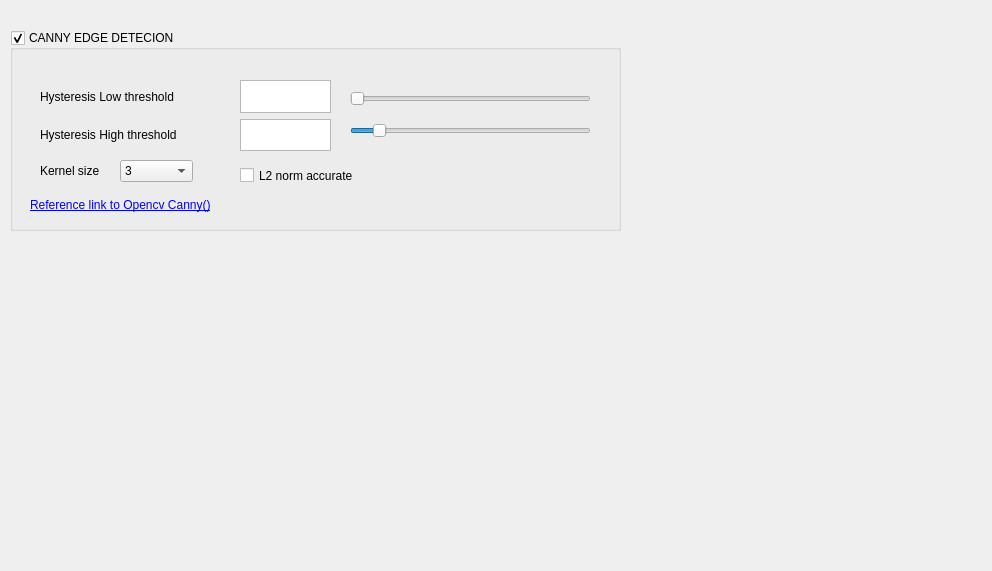
Above: EdgdeDetection/Qt_EdgeDetection.ui from lexma1412/PyOpencv_Gui before the change. Below: the same form after it.
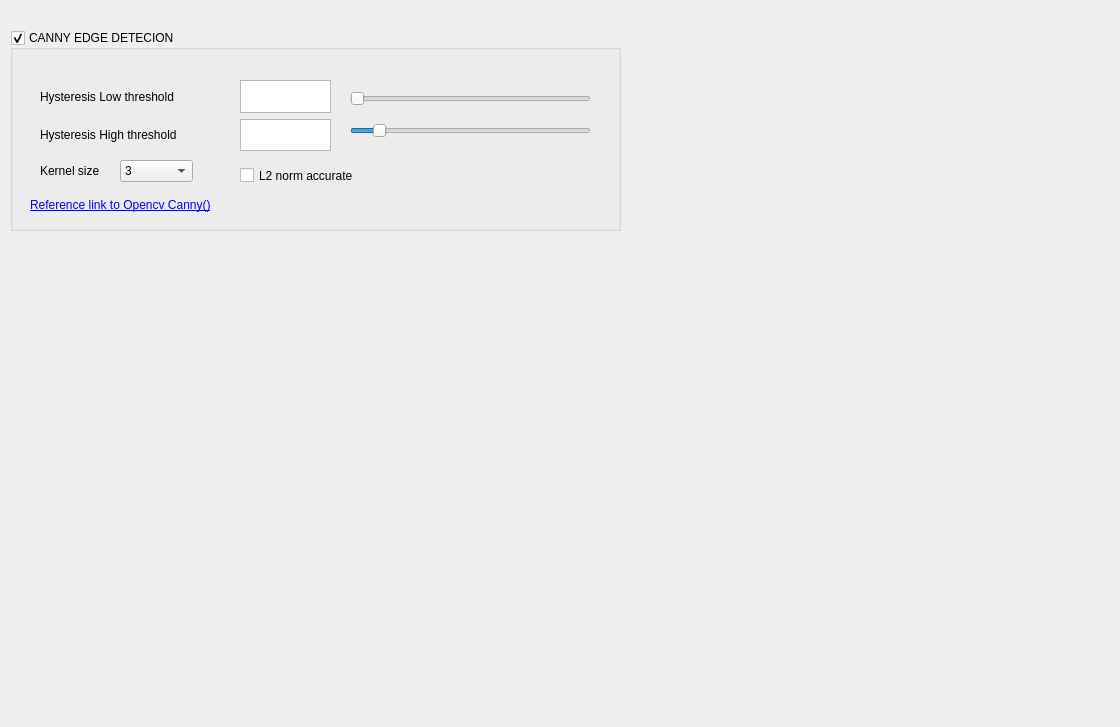
That is the form after the change.

The edit to the form file:
```diff
--- a/EdgdeDetection/Qt_EdgeDetection.ui
+++ b/EdgdeDetection/Qt_EdgeDetection.ui
@@ -6,8 +6,8 @@
    <rect>
     <x>0</x>
     <y>0</y>
-    <width>992</width>
-    <height>571</height>
+    <width>1120</width>
+    <height>727</height>
    </rect>
   </property>
   <property name="windowTitle">
```
